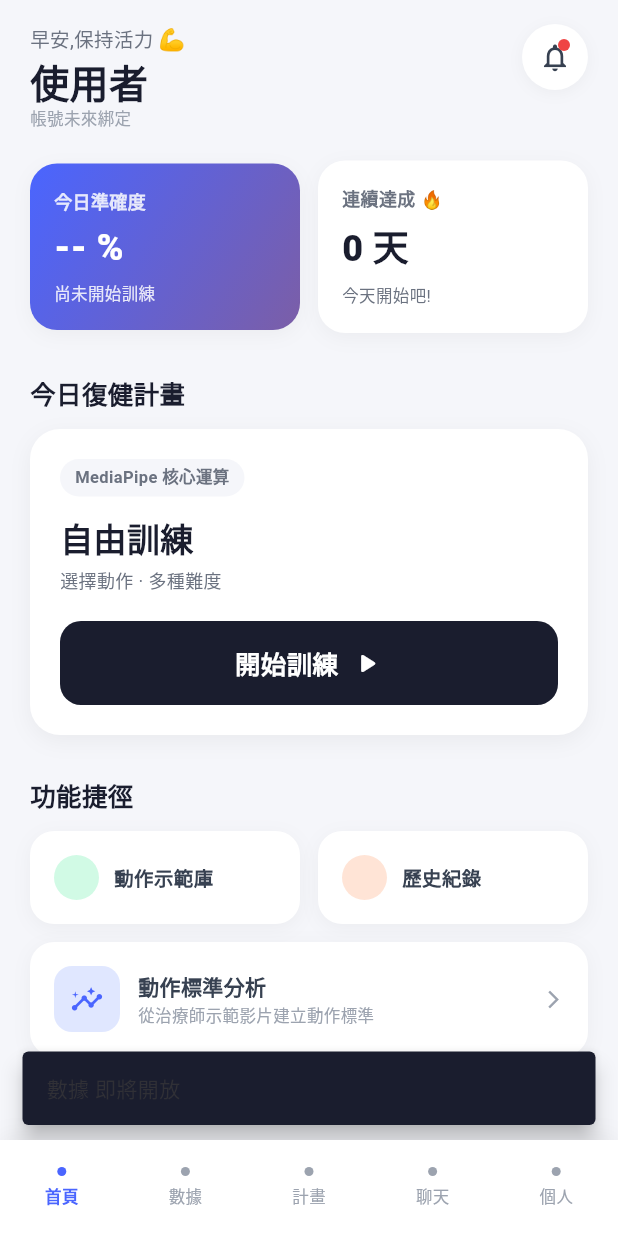
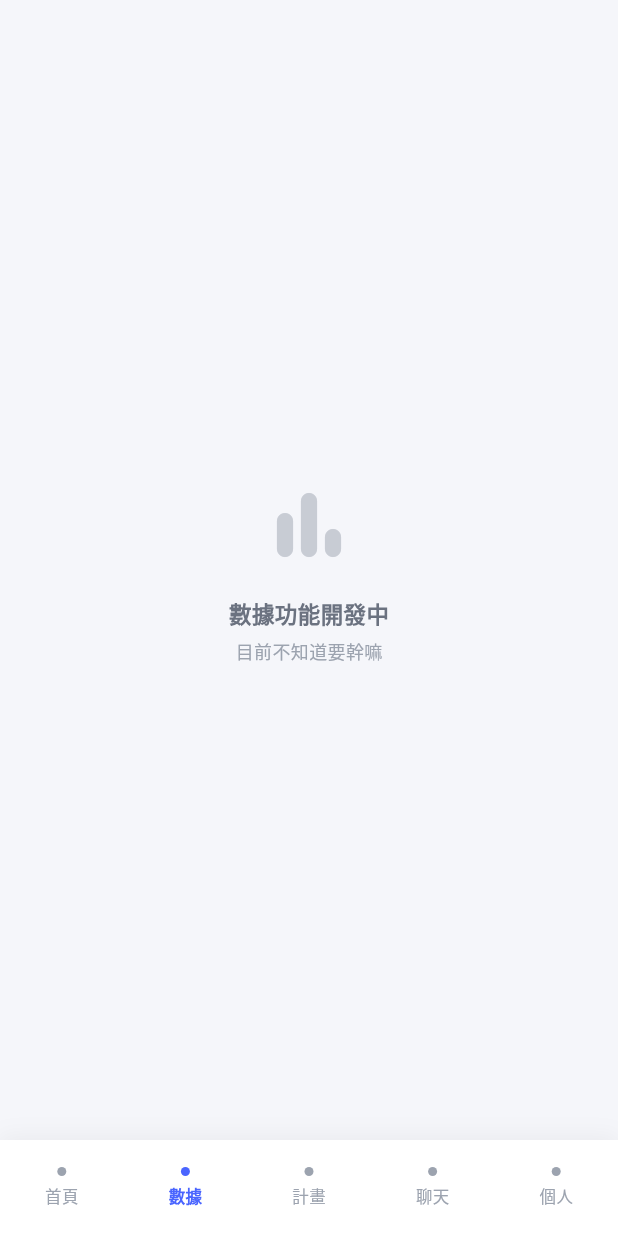
Before and after one commit to Yang20040522/tkuim_project, a Flutter app: the screen it shows after launch, item 2 of the bottom bar chosen, on a phone screen of 412 x 824 dp. Run offline on Flutter 3.47's test engine with Material 3 defaults, Android fonts, the light colour scheme and no system bars; our stand-ins replace audioplayers, camera, file_picker, flutter_tts, shared_preferences, video_player; missing offline and left inert: flutter_inappwebview, model_viewer_plus, onnxruntime_v2, video_thumbnail.

Commit message:
修改首頁底部UI讓他有點即亮燈+固定效果，加入一個空殼UI

```diff
--- a/lib/features/home/home_screen.dart
+++ b/lib/features/home/home_screen.dart
@@ -14,7 +14,11 @@ import '../plan/plan_screen.dart';
 import '../demo/standard_analysis_screen.dart';
 import '../chat/chat_screen.dart';
 import '../account/profile_screen.dart';
+import '../stats/stats_screen.dart';
 
+// ═══════════════════════════════════════════════════════════
+//  外殼:管理底部 tab 切換,IndexedStack 讓導航列常駐不消失
+// ═══════════════════════════════════════════════════════════
 class HomeScreen extends StatefulWidget {
   const HomeScreen({super.key});
 
@@ -22,7 +26,102 @@ class HomeScreen extends StatefulWidget {
   State<HomeScreen> createState() => _HomeScreenState();
 }
 
-class _HomeScreenState extends State<HomeScreen>
+class _HomeScreenState extends State<HomeScreen> {
+  int _currentIndex = 0;
+
+  late final List<Widget> _pages = [
+    const _HomeContent(),
+    const PlanScreen(),
+    const ChatScreen(),
+    const StatsScreen(),
+    const ProfileScreen(),
+  ];
+
+  // ─── 操作:即將開放(數據 tab 用)
+  /*void _comingSoon(String label) {
+    ScaffoldMessenger.of(context).showSnackBar(
+      SnackBar(
+        content: Text('$label 即將開放'),
+        duration: const Duration(seconds: 2),
+        behavior: SnackBarBehavior.floating,
+        backgroundColor: const Color(0xFF1A1D2E),
+      ),
+    );
+  } */
+
+  @override
+  Widget build(BuildContext context) {
+    return Scaffold(
+      body: IndexedStack(
+        index: _currentIndex,
+        children: _pages,
+      ),
+      bottomNavigationBar: _buildBottomNavBar(),
+    );
+  }
+
+  Widget _buildBottomNavBar() {
+    return Container(
+      decoration: BoxDecoration(
+        color: Colors.white,
+        boxShadow: [
+          BoxShadow(
+            color: Colors.black.withValues(alpha: 0.05),
+            blurRadius: 12,
+            offset: const Offset(0, -2),
+          ),
+        ],
+      ),
+      child: SafeArea(
+        top: false,
+        child: SizedBox(
+          height: 64,
+          child: Row(
+            children: [
+              _NavItem(
+                label: '首頁',
+                isActive: _currentIndex == 0,
+                onTap: () => setState(() => _currentIndex = 0),
+              ),
+              _NavItem(
+                label: '數據',
+                isActive: _currentIndex == 3,
+                onTap: () => setState(() => _currentIndex = 3),
+              ),
+              _NavItem(
+                label: '計畫',
+                isActive: _currentIndex == 1,
+                onTap: () => setState(() => _currentIndex = 1),
+              ),
+              _NavItem(
+                label: '聊天',
+                isActive: _currentIndex == 2,
+                onTap: () => setState(() => _currentIndex = 2),
+              ),
+              _NavItem(
+                label: '個人',
+                isActive: _currentIndex == 4,
+                onTap: () => setState(() => _currentIndex = 4),
+              ),
+            ],
+          ),
+        ),
+      ),
+    );
+  }
+}
+
+// ═══════════════════════════════════════════════════════════
+//  首頁內容:原本 HomeScreen 的內容,搬進這個獨立 widget
+// ═══════════════════════════════════════════════════════════
+class _HomeContent extends StatefulWidget {
+  const _HomeContent();
+
+  @override
+  State<_HomeContent> createState() => _HomeContentState();
+}
+
+class _HomeContentState extends State<_HomeContent>
     with SingleTickerProviderStateMixin {
   late AnimationController _fadeCtrl;
   late Animation<double> _fadeAnim;
@@ -227,7 +326,6 @@ class _HomeScreenState extends State<HomeScreen>
           ),
         ),
       ),
-      bottomNavigationBar: _buildBottomNavBar(),
     );
   }
 
@@ -521,56 +619,6 @@ class _HomeScreenState extends State<HomeScreen>
       ),
     );
   }
-
-  Widget _buildBottomNavBar() {
-    return Container(
-      decoration: BoxDecoration(
-        color: Colors.white,
-        boxShadow: [
-          BoxShadow(
-            color: Colors.black.withValues(alpha: 0.05),
-            blurRadius: 12,
-            offset: const Offset(0, -2),
-          ),
-        ],
-      ),
-      child: SafeArea(
-        top: false,
-        child: SizedBox(
-          height: 64,
-          child: Row(
-            children: [
-              _NavItem(label: '首頁', isActive: true, onTap: () {}),
-              _NavItem(
-                  label: '數據',
-                  isActive: false,
-                  onTap: () => _comingSoon('數據')),
-              _NavItem(
-                label: '計畫',
-                isActive: false,
-                onTap: () => Navigator.of(context).push(
-                  MaterialPageRoute(builder: (_) => const PlanScreen()),
-                ),
-              ),
-              _NavItem(
-                label: '聊天',
-                isActive: false,
-                onTap: () => Navigator.of(context).push(
-                  MaterialPageRoute(builder: (_) => const ChatScreen()),
-                )),
-              _NavItem(
-                label: '個人',
-                isActive: false,
-                onTap: () => Navigator.of(context).push(
-                  MaterialPageRoute(builder: (_) => const ProfileScreen()),
-                ),
-              ),
-            ],
-          ),
-        ),
-      ),
-    );
-  }
 }
 
 // ═════════════════════════ 子元件 ═════════════════════════
--- /dev/null
+++ b/lib/features/stats/stats_screen.dart
@@ -0,0 +1,48 @@
+// lib/features/stats/stats_screen.dart
+//
+// 數據分頁 — 佔位頁面
+// 未來會放:訓練趨勢圖、每週統計、錯誤類型分佈等
+
+import 'package:flutter/material.dart';
+
+class StatsScreen extends StatelessWidget {
+  const StatsScreen({super.key});
+
+  @override
+  Widget build(BuildContext context) {
+    return Scaffold(
+      backgroundColor: const Color(0xFFF5F6FA),
+      body: SafeArea(
+        child: Center(
+          child: Column(
+            mainAxisAlignment: MainAxisAlignment.center,
+            children: [
+              Icon(
+                Icons.bar_chart_rounded,
+                size: 64,
+                color: const Color(0xFF9CA3AF).withValues(alpha: 0.5),
+              ),
+              const SizedBox(height: 16),
+              const Text(
+                '數據功能開發中',
+                style: TextStyle(
+                  color: Color(0xFF6B7280),
+                  fontSize: 15,
+                  fontWeight: FontWeight.w600,
+                ),
+              ),
+              const SizedBox(height: 6),
+              const Text(
+                '目前不知道要幹嘛',
+                style: TextStyle(
+                  color: Color(0xFF9CA3AF),
+                  fontSize: 12,
+                ),
+              ),
+            ],
+          ),
+        ),
+      ),
+    );
+  }
+}
```
